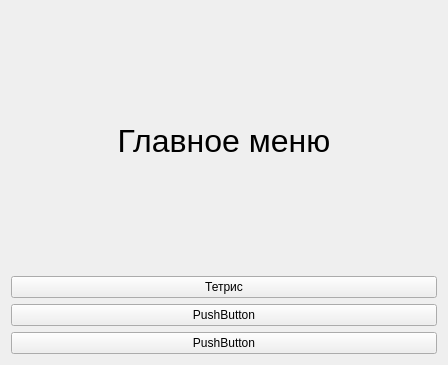
This is UI/menu_view.ui in KinitoSs/Tetris-App as Qt 5 draws it before an edit. The edited form follows.
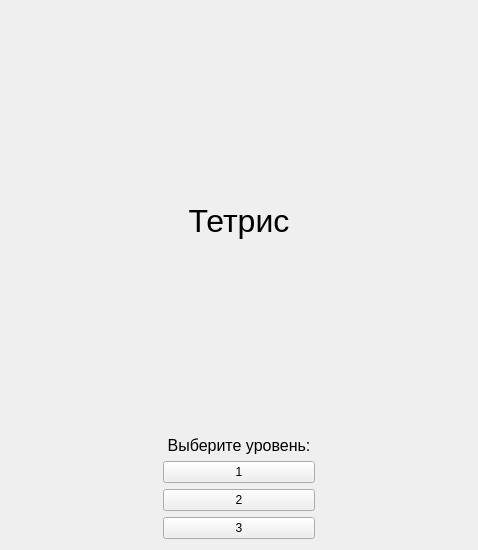
This is the edited form.

What changed in the file:
```diff
--- a/UI/menu_view.ui
+++ b/UI/menu_view.ui
@@ -6,10 +6,16 @@
    <rect>
     <x>0</x>
     <y>0</y>
-    <width>448</width>
-    <height>365</height>
+    <width>478</width>
+    <height>550</height>
    </rect>
   </property>
+  <property name="sizePolicy">
+   <sizepolicy hsizetype="Preferred" vsizetype="Preferred">
+    <horstretch>0</horstretch>
+    <verstretch>0</verstretch>
+   </sizepolicy>
+  </property>
   <property name="windowTitle">
    <string>Form</string>
   </property>
@@ -24,7 +30,7 @@
         </font>
        </property>
        <property name="text">
-        <string>Главное меню</string>
+        <string>Тетрис</string>
        </property>
        <property name="alignment">
         <set>Qt::AlignCenter</set>
@@ -32,25 +38,158 @@
       </widget>
      </item>
      <item>
-      <widget class="QPushButton" name="toTetrisViewButton">
-       <property name="text">
-        <string>Тетрис</string>
-       </property>
-      </widget>
-     </item>
-     <item>
-      <widget class="QPushButton" name="pushButton_3">
-       <property name="text">
-        <string>PushButton</string>
-       </property>
-      </widget>
-     </item>
-     <item>
-      <widget class="QPushButton" name="pushButton_2">
-       <property name="text">
-        <string>PushButton</string>
-       </property>
-      </widget>
+      <layout class="QVBoxLayout" name="verticalLayout_3">
+       <item>
+        <widget class="QLabel" name="label_2">
+         <property name="sizePolicy">
+          <sizepolicy hsizetype="Preferred" vsizetype="Fixed">
+           <horstretch>0</horstretch>
+           <verstretch>0</verstretch>
+          </sizepolicy>
+         </property>
+         <property name="font">
+          <font>
+           <pointsize>12</pointsize>
+          </font>
+         </property>
+         <property name="text">
+          <string>Выберите уровень:</string>
+         </property>
+         <property name="alignment">
+          <set>Qt::AlignCenter</set>
+         </property>
+        </widget>
+       </item>
+       <item>
+        <layout class="QHBoxLayout" name="horizontalLayout_4">
+         <item>
+          <spacer name="horizontalSpacer_2">
+           <property name="orientation">
+            <enum>Qt::Horizontal</enum>
+           </property>
+           <property name="sizeHint" stdset="0">
+            <size>
+             <width>40</width>
+             <height>20</height>
+            </size>
+           </property>
+          </spacer>
+         </item>
+         <item>
+          <widget class="QPushButton" name="toTetris1ViewButton">
+           <property name="sizePolicy">
+            <sizepolicy hsizetype="Expanding" vsizetype="Fixed">
+             <horstretch>0</horstretch>
+             <verstretch>0</verstretch>
+            </sizepolicy>
+           </property>
+           <property name="text">
+            <string>1</string>
+           </property>
+          </widget>
+         </item>
+         <item>
+          <spacer name="horizontalSpacer">
+           <property name="orientation">
+            <enum>Qt::Horizontal</enum>
+           </property>
+           <property name="sizeHint" stdset="0">
+            <size>
+             <width>40</width>
+             <height>20</height>
+            </size>
+           </property>
+          </spacer>
+         </item>
+        </layout>
+       </item>
+       <item>
+        <layout class="QHBoxLayout" name="horizontalLayout_3">
+         <item>
+          <spacer name="horizontalSpacer_4">
+           <property name="orientation">
+            <enum>Qt::Horizontal</enum>
+           </property>
+           <property name="sizeHint" stdset="0">
+            <size>
+             <width>40</width>
+             <height>20</height>
+            </size>
+           </property>
+          </spacer>
+         </item>
+         <item>
+          <widget class="QPushButton" name="toTetris2ViewButton">
+           <property name="sizePolicy">
+            <sizepolicy hsizetype="Expanding" vsizetype="Fixed">
+             <horstretch>0</horstretch>
+             <verstretch>0</verstretch>
+            </sizepolicy>
+           </property>
+           <property name="text">
+            <string>2</string>
+           </property>
+          </widget>
+         </item>
+         <item>
+          <spacer name="horizontalSpacer_3">
+           <property name="orientation">
+            <enum>Qt::Horizontal</enum>
+           </property>
+           <property name="sizeHint" stdset="0">
+            <size>
+             <width>40</width>
+             <height>20</height>
+            </size>
+           </property>
+          </spacer>
+         </item>
+        </layout>
+       </item>
+       <item>
+        <layout class="QHBoxLayout" name="horizontalLayout">
+         <item>
+          <spacer name="horizontalSpacer_6">
+           <property name="orientation">
+            <enum>Qt::Horizontal</enum>
+           </property>
+           <property name="sizeHint" stdset="0">
+            <size>
+             <width>40</width>
+             <height>20</height>
+            </size>
+           </property>
+          </spacer>
+         </item>
+         <item>
+          <widget class="QPushButton" name="toTetris3ViewButton">
+           <property name="sizePolicy">
+            <sizepolicy hsizetype="Expanding" vsizetype="Fixed">
+             <horstretch>0</horstretch>
+             <verstretch>0</verstretch>
+            </sizepolicy>
+           </property>
+           <property name="text">
+            <string>3</string>
+           </property>
+          </widget>
+         </item>
+         <item>
+          <spacer name="horizontalSpacer_5">
+           <property name="orientation">
+            <enum>Qt::Horizontal</enum>
+           </property>
+           <property name="sizeHint" stdset="0">
+            <size>
+             <width>40</width>
+             <height>20</height>
+            </size>
+           </property>
+          </spacer>
+         </item>
+        </layout>
+       </item>
+      </layout>
      </item>
     </layout>
    </item>
```
Left out of the diff: 4 changed lines with no effect on the pictures.
